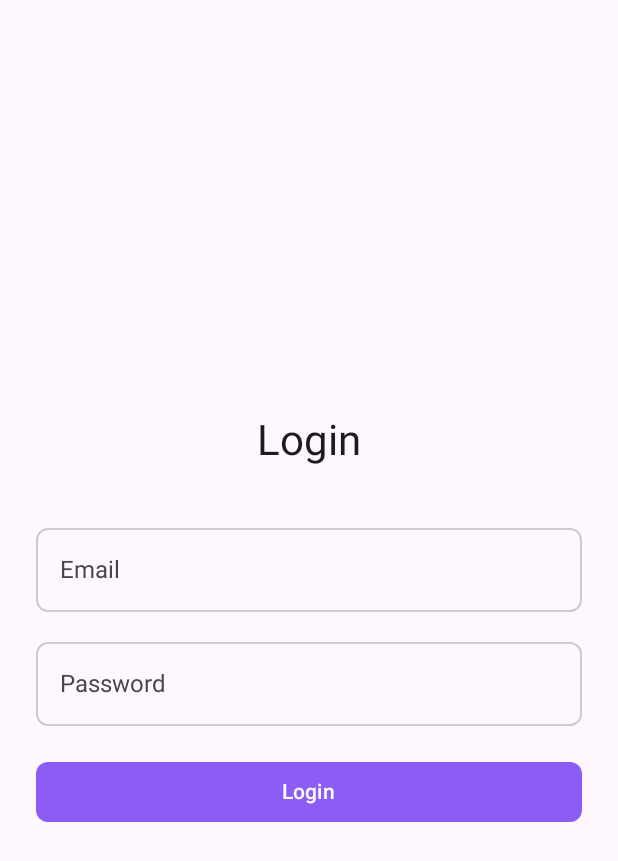
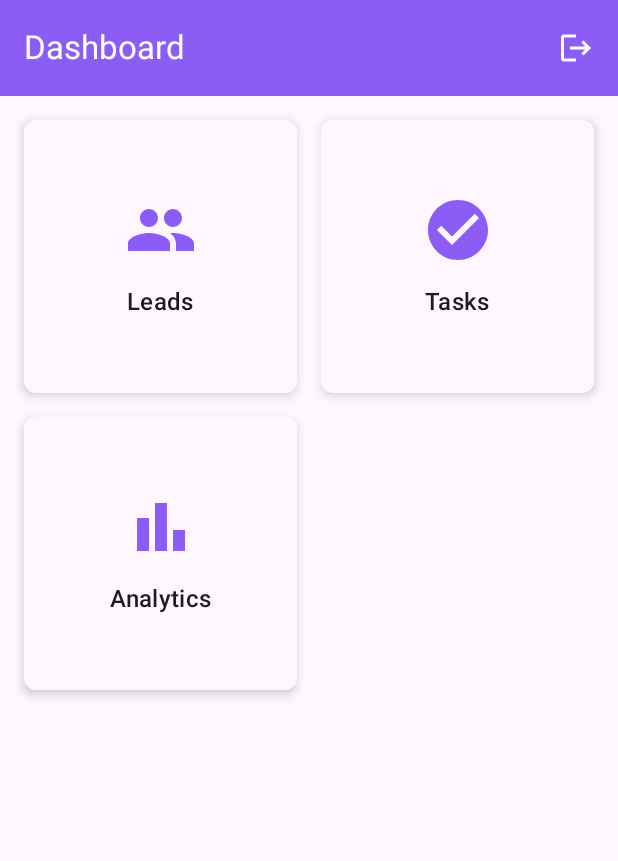
Before and after one commit to Jubayed-Sahel/too-good-crm, an Android app built with Jetpack Compose: the LoginScreen screen opened through its navigation route, after a tap on "Login", on a phone screen of 412 x 824 dp. Shown: the top 861 px of the screen. Run offline under Robolectric (Android 15) with nearby library versions, the phone set to English and light mode, and no system bars.

Commit message:
Login updated and Dashboard added

```diff
--- a/app-frontend/app/src/main/java/too/good/crm/MainActivity.kt
+++ b/app-frontend/app/src/main/java/too/good/crm/MainActivity.kt
@@ -22,6 +22,7 @@ import androidx.navigation.NavController
 import androidx.navigation.compose.NavHost
 import androidx.navigation.compose.composable
 import androidx.navigation.compose.rememberNavController
+import too.good.crm.features.dashboard.DashboardScreen
 import too.good.crm.features.login.LoginScreen
 import too.good.crm.features.signup.SignupScreen
 import too.good.crm.ui.theme.TooGoodCrmTheme
@@ -43,11 +44,43 @@ class MainActivity : ComponentActivity() {
                             MainScreen(navController = navController)
                         }
                         composable("login") {
-                            LoginScreen()
+                            LoginScreen(
+                                onLoginClicked = {
+                                    navController.navigate("dashboard"){
+                                        popUpTo("main") { inclusive = true }
+                                    }
+                                },
+                                onSignUpClicked = {
+                                    navController.navigate("signup")
+                                }
+                            )
                         }
                         composable("signup") {
-                            SignupScreen()
+                            SignupScreen(
+                                onSignUpClicked = {
+                                    navController.navigate("dashboard"){
+                                        popUpTo("main") { inclusive = true }
+                                    }
+                                },
+                                onLoginClicked = {
+                                    navController.popBackStack()
+                                }
+
+                            )
                         }
+                        composable("dashboard") {
+                            DashboardScreen(
+                                onLogoutClicked = {
+                                    navController.navigate("main") {
+                                        popUpTo("dashboard") { inclusive = true }
+                                    }
+                                },
+                                onDashboardItemClicked = { route ->
+                                    navController.navigate(route)
+                                }
+                            )
+                        }
+
                     }
                 }
             }
--- /dev/null
+++ b/app-frontend/app/src/main/java/too/good/crm/features/dashboard/DashboardScreen.kt
@@ -0,0 +1,126 @@
+package too.good.crm.features.dashboard
+
+import androidx.compose.foundation.clickable
+import androidx.compose.foundation.layout.*
+import androidx.compose.foundation.lazy.grid.GridCells
+import androidx.compose.foundation.lazy.grid.LazyVerticalGrid
+import androidx.compose.foundation.lazy.grid.items
+import androidx.compose.material.icons.Icons
+import androidx.compose.material.icons.filled.BarChart
+import androidx.compose.material.icons.filled.CheckCircle
+import androidx.compose.material.icons.filled.Logout
+import androidx.compose.material.icons.filled.People
+import androidx.compose.material3.*
+import androidx.compose.runtime.Composable
+import androidx.compose.ui.Alignment
+import androidx.compose.ui.Modifier
+import androidx.compose.ui.graphics.vector.ImageVector
+import androidx.compose.ui.text.font.FontWeight
+import androidx.compose.ui.tooling.preview.Preview
+import androidx.compose.ui.unit.dp
+import too.good.crm.ui.theme.Purple500
+import too.good.crm.ui.theme.TooGoodCrmTheme
+
+// Data class to represent a dashboard navigation item
+data class DashboardItem(
+    val title: String,
+    val icon: ImageVector,
+    val route: String
+)
+
+@OptIn(ExperimentalMaterial3Api::class)
+@Composable
+fun DashboardScreen(
+    onLogoutClicked: () -> Unit,
+    onDashboardItemClicked: (route: String) -> Unit
+) {
+    // List of features accessible from the dashboard
+    val dashboardItems = listOf(
+        DashboardItem("Leads", Icons.Default.People, "leads"),
+        DashboardItem("Tasks", Icons.Default.CheckCircle, "tasks"),
+        DashboardItem("Analytics", Icons.Default.BarChart, "analytics")
+        // Add more items here as your app grows
+    )
+
+    Scaffold(
+        topBar = {
+            TopAppBar(
+                title = { Text("Dashboard") },
+                colors = TopAppBarDefaults.topAppBarColors(
+                    containerColor = Purple500, // From DESIGN_TOKENS
+                    titleContentColor = MaterialTheme.colorScheme.onPrimary,
+                    actionIconContentColor = MaterialTheme.colorScheme.onPrimary
+                ),
+                actions = {
+                    IconButton(onClick = onLogoutClicked) {
+                        Icon(
+                            imageVector = Icons.Default.Logout,
+                            contentDescription = "Log Out"
+                        )
+                    }
+                }
+            )
+        }
+    ) { innerPadding ->
+        LazyVerticalGrid(
+            columns = GridCells.Fixed(2), // A 2-column grid layout
+            modifier = Modifier
+                .padding(innerPadding)
+                .fillMaxSize(),
+            contentPadding = PaddingValues(16.dp),
+            horizontalArrangement = Arrangement.spacedBy(16.dp),
+            verticalArrangement = Arrangement.spacedBy(16.dp)
+        ) {
+            items(dashboardItems) { item ->
+                DashboardCard(
+                    item = item,
+                    onClick = { onDashboardItemClicked(item.route) }
+                )
+            }
+        }
+    }
+}
+
+@Composable
+fun DashboardCard(
+    item: DashboardItem,
+    onClick: () -> Unit
+) {
+    Card(
+        modifier = Modifier
+            .aspectRatio(1f) // Makes the card a square
+            .clickable(onClick = onClick),
+        shape = MaterialTheme.shapes.medium, // Consistent 8.dp rounding
+        elevation = CardDefaults.cardElevation(defaultElevation = 4.dp), // Subtle shadow
+        colors = CardDefaults.cardColors(containerColor = MaterialTheme.colorScheme.surface)
+    ) {
+        Column(
+            modifier = Modifier
+                .fillMaxSize()
+                .padding(16.dp),
+            verticalArrangement = Arrangement.Center,
+            horizontalAlignment = Alignment.CenterHorizontally
+        ) {
+            Icon(
+                imageVector = item.icon,
+                contentDescription = "${item.title} Icon",
+                modifier = Modifier.size(48.dp),
+                tint = Purple500 // Use primary color for icons
+            )
+            Spacer(modifier = Modifier.height(12.dp))
+            Text(
+                text = item.title,
+                style = MaterialTheme.typography.titleMedium,
+                fontWeight = FontWeight.SemiBold
+            )
+        }
+    }
+}
+
+@Preview(showBackground = true)
+@Composable
+fun DashboardScreenPreview() {
+    TooGoodCrmTheme {
+        DashboardScreen(onLogoutClicked = {}, onDashboardItemClicked = {})
+    }
+}
--- a/app-frontend/app/src/main/java/too/good/crm/features/login/LoginScreen.kt
+++ b/app-frontend/app/src/main/java/too/good/crm/features/login/LoginScreen.kt
@@ -8,6 +8,7 @@ import androidx.compose.foundation.layout.fillMaxWidth
 import androidx.compose.foundation.layout.height
 import androidx.compose.foundation.layout.padding
 import androidx.compose.foundation.shape.RoundedCornerShape
+import androidx.compose.foundation.text.ClickableText
 import androidx.compose.material3.Button
 import androidx.compose.material3.ButtonDefaults
 import androidx.compose.material3.MaterialTheme
@@ -15,15 +16,25 @@ import androidx.compose.material3.OutlinedTextField
 import androidx.compose.material3.OutlinedTextFieldDefaults
 import androidx.compose.material3.Text
 import androidx.compose.runtime.Composable
+import androidx.compose.runtime.mutableStateOf
+import androidx.compose.runtime.saveable.rememberSaveable
 import androidx.compose.ui.Alignment
 import androidx.compose.ui.Modifier
 import androidx.compose.ui.graphics.Color
+import androidx.compose.ui.text.AnnotatedString
 import androidx.compose.ui.text.input.PasswordVisualTransformation
+import androidx.compose.ui.text.style.TextAlign
 import androidx.compose.ui.unit.dp
 import too.good.crm.ui.theme.Purple500
 
 @Composable
-fun LoginScreen() {
+fun LoginScreen(
+    onLoginClicked: () -> Unit,
+    onSignUpClicked: () -> Unit
+) {
+//    var email by rememberSaveable { mutableStateOf("") }
+//    var password by rememberSaveable { mutableStateOf("") }
+
     Column(
         modifier = Modifier
             .fillMaxSize()
@@ -31,6 +42,17 @@ fun LoginScreen() {
         verticalArrangement = Arrangement.Center,
         horizontalAlignment = Alignment.CenterHorizontally
     ) {
+        Text(
+            text = "Welcome Back",
+            style = MaterialTheme.typography.headlineLarge,
+            color = MaterialTheme.colorScheme.primary
+        )
+        Text(
+            text = "Sign in to continue",
+            style = MaterialTheme.typography.bodyMedium,
+            color = MaterialTheme.colorScheme.onSurfaceVariant
+        )
+        Spacer(modifier = Modifier.height(48.dp))
         Text(text = "Login", style = MaterialTheme.typography.headlineMedium)
         Spacer(modifier = Modifier.height(32.dp))
         OutlinedTextField(
@@ -59,7 +81,7 @@ fun LoginScreen() {
         )
         Spacer(modifier = Modifier.height(24.dp))
         Button(
-            onClick = { /*TODO*/ },
+            onClick = onLoginClicked,
             modifier = Modifier
                 .fillMaxWidth()
                 .height(40.dp),
@@ -68,5 +90,16 @@ fun LoginScreen() {
         ) {
             Text("Login", color = Color.White)
         }
+        Spacer(modifier = Modifier.height(24.dp))
+
+        ClickableText(
+            text = AnnotatedString("Don't have an account? Sign Up"),
+            // It calls the other function that was passed in.
+            onClick = { onSignUpClicked() },
+            style = MaterialTheme.typography.bodyMedium.copy(
+                color = MaterialTheme.colorScheme.primary,
+                textAlign = TextAlign.Center
+            )
+        )
     }
 }
--- a/app-frontend/app/src/main/java/too/good/crm/features/signup/SignupScreen.kt
+++ b/app-frontend/app/src/main/java/too/good/crm/features/signup/SignupScreen.kt
@@ -34,7 +34,10 @@ import androidx.compose.foundation.layout.Row
 import androidx.compose.ui.text.input.VisualTransformation
 
 @Composable
-fun SignupScreen() {
+fun SignupScreen(
+    onSignUpClicked: () -> Unit,
+    onLoginClicked: () -> Unit,
+) {
     var username by remember { mutableStateOf("") }
     var email by remember { mutableStateOf("") }
     var firstName by remember { mutableStateOf("") }
```
Also changed, not shown: app-frontend/app/src/main/java/too/good/crm/features/leads/LeadsScreen.kt (added, +172 -0 lines).
